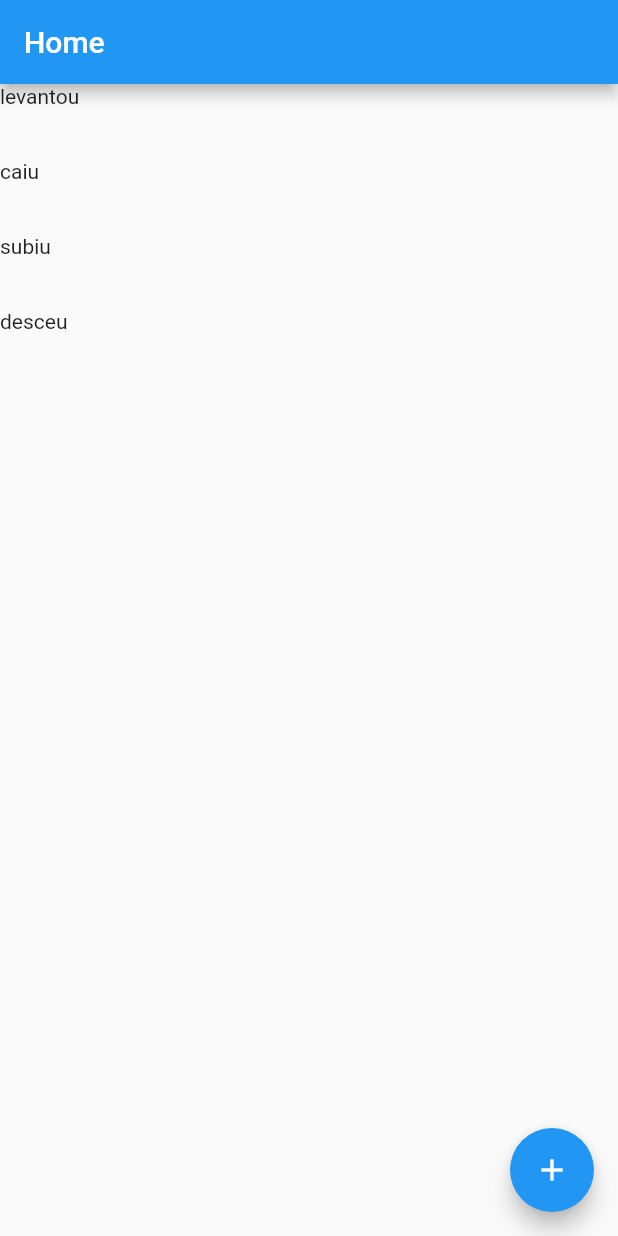
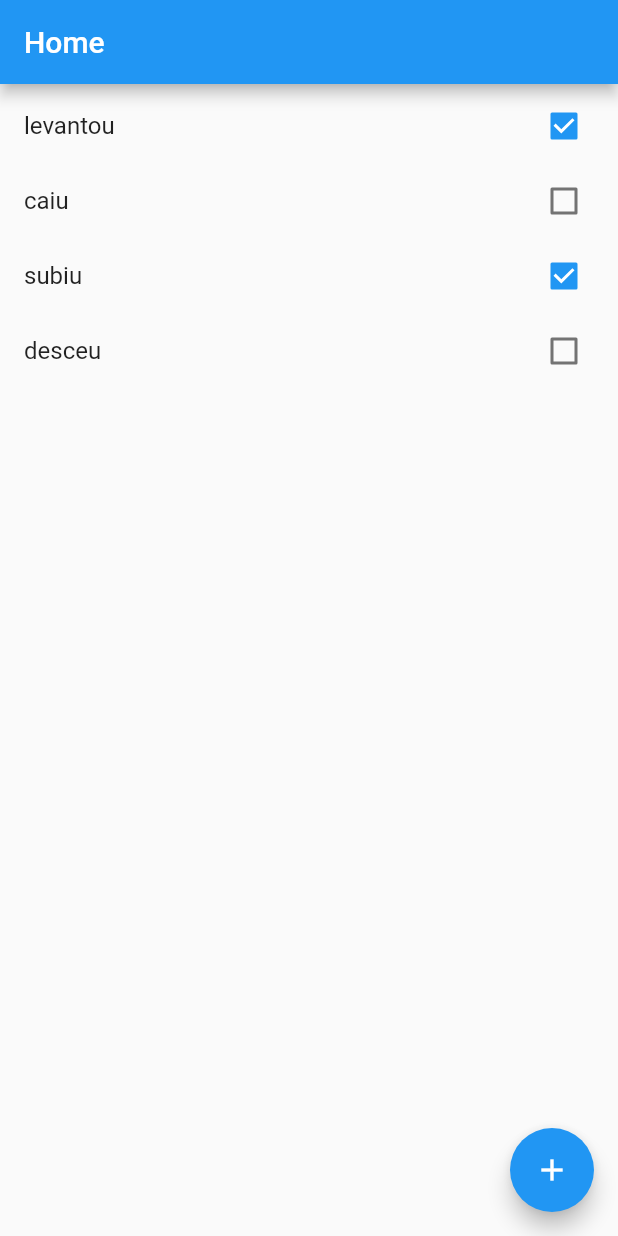
Before and after one commit to AdrianoAnadinho/FrwkFirstProject, a Flutter app: the screen it shows after launch, on a phone screen of 412 x 824 dp. Run offline on Flutter 3.47's test engine with Material 2 defaults, Android fonts, the phone set to English and light mode, and no system bars.

Commit message:
now the items have checkboxes

```diff
--- a/lib/main.dart
+++ b/lib/main.dart
@@ -49,14 +49,21 @@ class _MyHomePageState extends State<MyHomePage> {
   Widget build(BuildContext context) {
     return Scaffold(
       appBar: AppBar(
-        title: Text('Home'),
+        title: const Text('Home'),
       ),
       body: ListView.builder(
         itemCount: widget.items.length,
         itemBuilder: (context, index) {
+          final item = widget.items[index];
+
           return SizedBox(
             height: 50,
-            child: Text(widget.items[index].title.toString()),
+            child: CheckboxListTile(
+              title: Text(item.title.toString()),
+              value: item.done,
+              onChanged: (value) {},
+              key: Key(item.title.toString()),
+            ),
           );
         },
       ),
```
